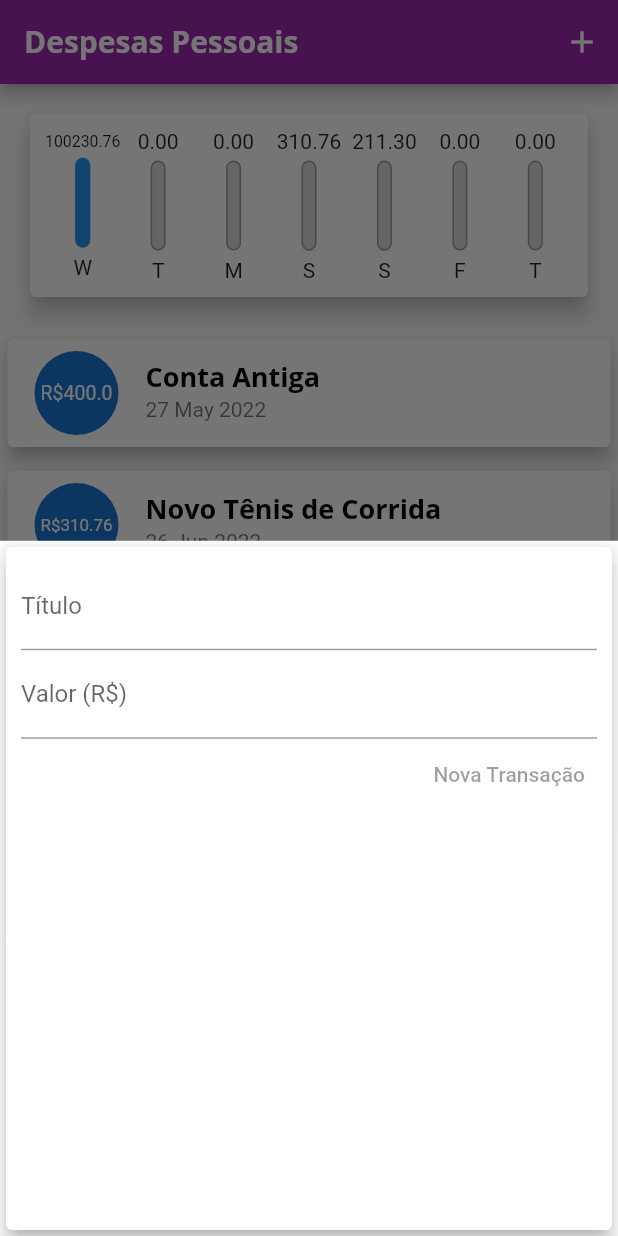
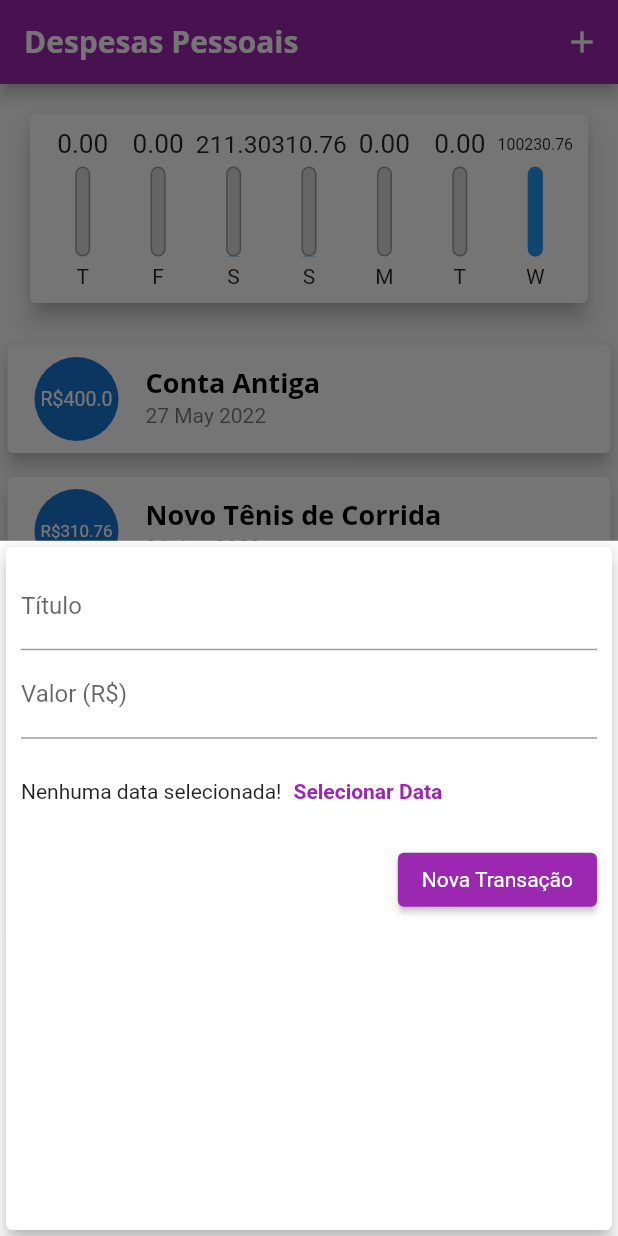
Before and after one commit to Mott4/expenses, a Flutter app: the screen it shows after launch, after a tap on the "add" icon, on a phone screen of 412 x 824 dp. Run offline on Flutter 3.47's test engine with Material 2 defaults, Android fonts, the phone set to English and light mode, and no system bars.

Commit message:
mudança na cor do botão de "nova transação', erro de não conseguir usar resolvido e mudança no formulário

```diff
--- a/lib/components/chart.dart
+++ b/lib/components/chart.dart
@@ -17,8 +17,8 @@ class Chart extends StatelessWidget {
         Duration(days: index),
       );
 
+      double totalSum = 0.0;
 ////// fazer soma de valor acima de 9.99 encima do que foi passado dentro de recentTransaction
-      double totalSum = 0.0;
 
       for (var i = 0; i < recentTransaction.length; i++) {
         bool sameDay = recentTransaction[i].date.day == weekDay.day;
@@ -36,7 +36,7 @@ class Chart extends StatelessWidget {
       };
       // calcular valor total e identificar qual transação caiu
       // em qual dia da semana
-    });
+    }).reversed.toList();
   }
 
   ///// getter para calcular o total que foi gasto naquela semana //////
--- a/lib/components/chart_bar.dart
+++ b/lib/components/chart_bar.dart
@@ -18,8 +18,11 @@ class ChartBar extends StatelessWidget {
     return Column(
       children: <Widget>[
         ///// fittedbox para diminuir tamanho do texto para caber dentro da caixa com valores e gráficos
-        FittedBox(
-          child: Text('${value.toStringAsFixed(2)}'),
+        Container(
+          height: 20,
+          child: FittedBox(
+            child: Text('${value.toStringAsFixed(2)}'),
+          ),
         ),
         SizedBox(height: 5),
         Container(
--- a/lib/components/transaction_form.dart
+++ b/lib/components/transaction_form.dart
@@ -47,18 +47,33 @@ class _TransactionFormState extends State<TransactionForm> {
                 labelText: 'Valor (R\$)',
               ),
             ),
-            Row(
-              mainAxisAlignment: MainAxisAlignment.end,
-              children: [
-                TextButton(
-                  child: const Text('Nova Transação'),
-                  style: TextButton.styleFrom(
-                    primary: Colors.purple,
-                  ),
-                  onPressed: _submitForm(),
+            Container(
+              height: 70,
+              child: Row(
+                children: <Widget>[
+                  Text('Nenhuma data selecionada!'),
+                  TextButton(
+                    style: TextButton.styleFrom(primary: Colors.purple),
+                    child: const Text(
+                      'Selecionar Data',
+                      style: TextStyle(
+                        fontWeight: FontWeight.bold,
+                      ),
+                    ),
+                    onPressed: () {},
+                  )
+                ],
+              ),
+            ),
+            Row(mainAxisAlignment: MainAxisAlignment.end, children: [
+              ElevatedButton(
+                child: Text('Nova Transação'),
+                style: ElevatedButton.styleFrom(
+                  primary: Colors.purple,
                 ),
-              ]
-            )
+                onPressed: _submitForm,
+              ),
+            ])
           ],
         ),
       ),
--- a/lib/main.dart
+++ b/lib/main.dart
@@ -28,6 +28,10 @@ class ExpensesApp extends StatelessWidget {
             fontSize: 18,
             fontWeight: FontWeight.bold,
             color: Colors.black,
+          ),
+          button: TextStyle(
+            color: Colors.white,
+            fontWeight: FontWeight.normal
           ),
         ),
         appBarTheme: AppBarTheme(
```
